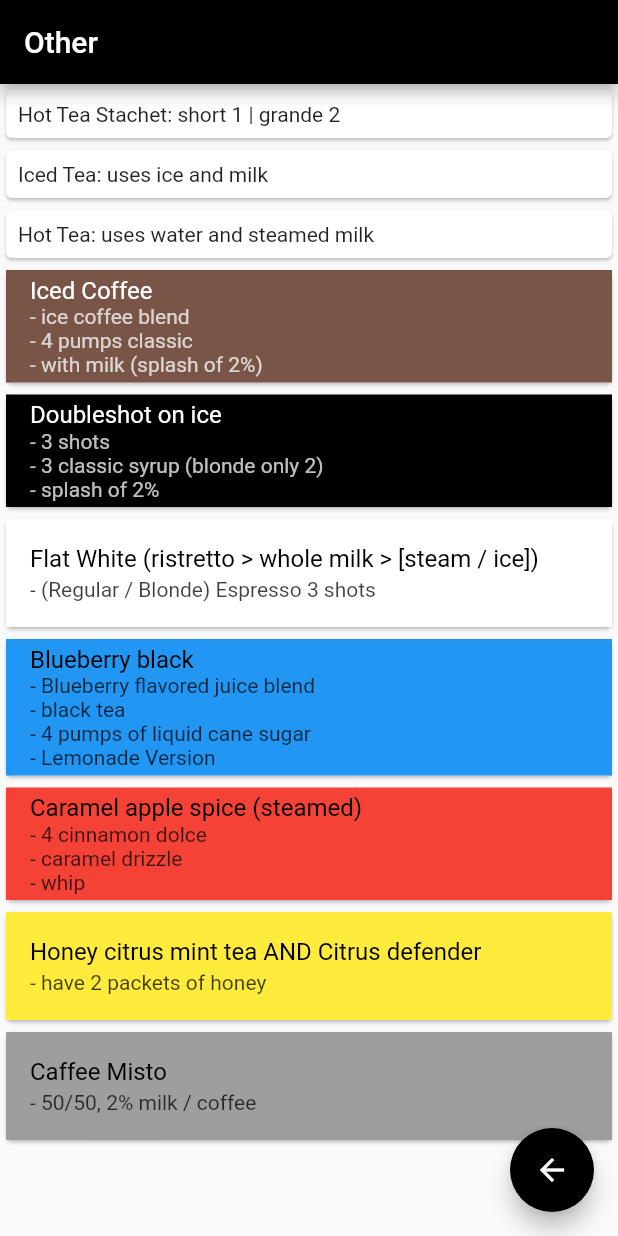
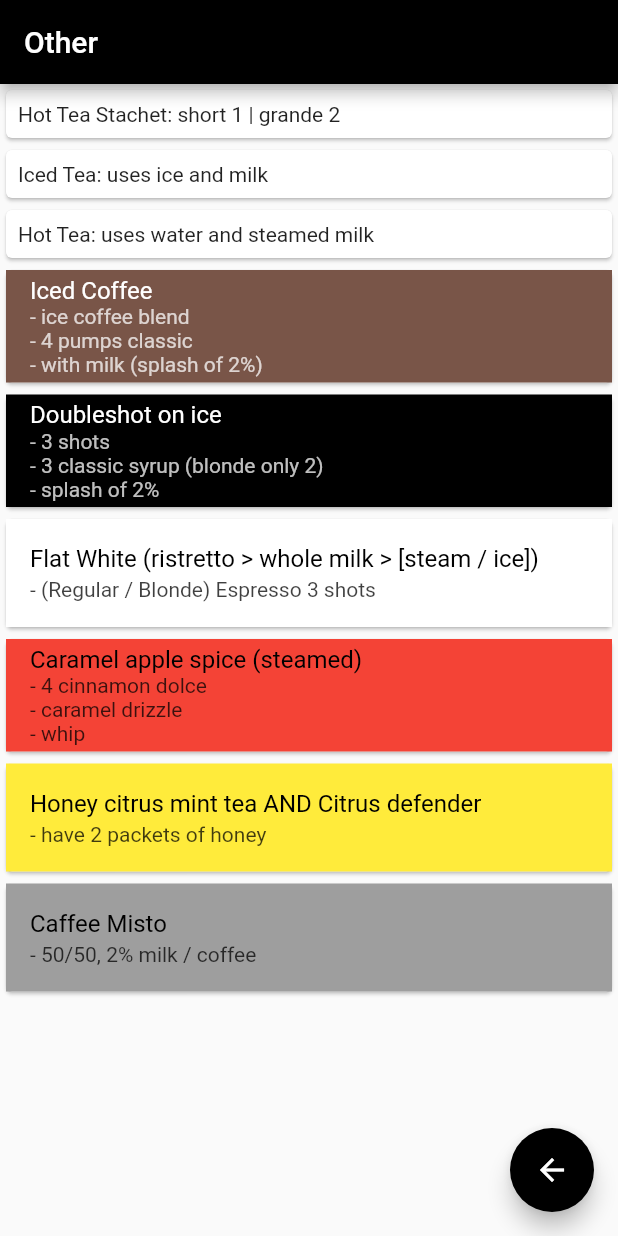
Before and after one commit to b-cancel/starbucks_drinks, a Flutter app: the Other screen opened directly, on a phone screen of 412 x 824 dp. Run offline on Flutter 3.47's test engine with Material 2 defaults, Android fonts, the phone set to English and light mode, and no system bars; our stand-ins replace font_awesome_flutter.

Commit message:
shifted blueberry black

```diff
--- a/starbucks_drinks/lib/other.dart
+++ b/starbucks_drinks/lib/other.dart
@@ -49,14 +49,6 @@ class Other extends StatelessWidget {
             subtitle: "- (Regular / Blonde) Espresso 3 shots",
           ),
           MyListTile(
-            color: Colors.blue,
-            title: "Blueberry black",
-            subtitle: "- Blueberry flavored juice blend\n"
-            + "- black tea\n"
-            + "- 4 pumps of liquid cane sugar\n"
-            + "- Lemonade Version",
-          ),
-          MyListTile(
             color: Colors.red,
             title: "Caramel apple spice (steamed)",
             subtitle: "- 4 cinnamon dolce\n"
```
Also changed, not shown: starbucks_drinks/lib/main.dart (+5 -2 lines).
